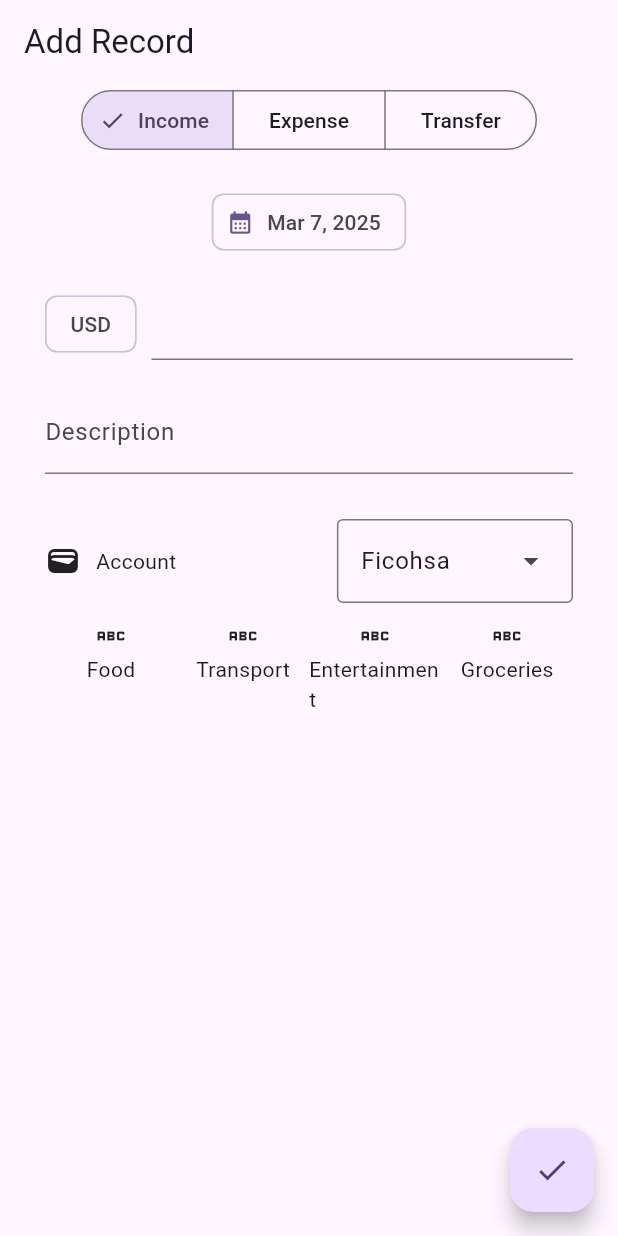
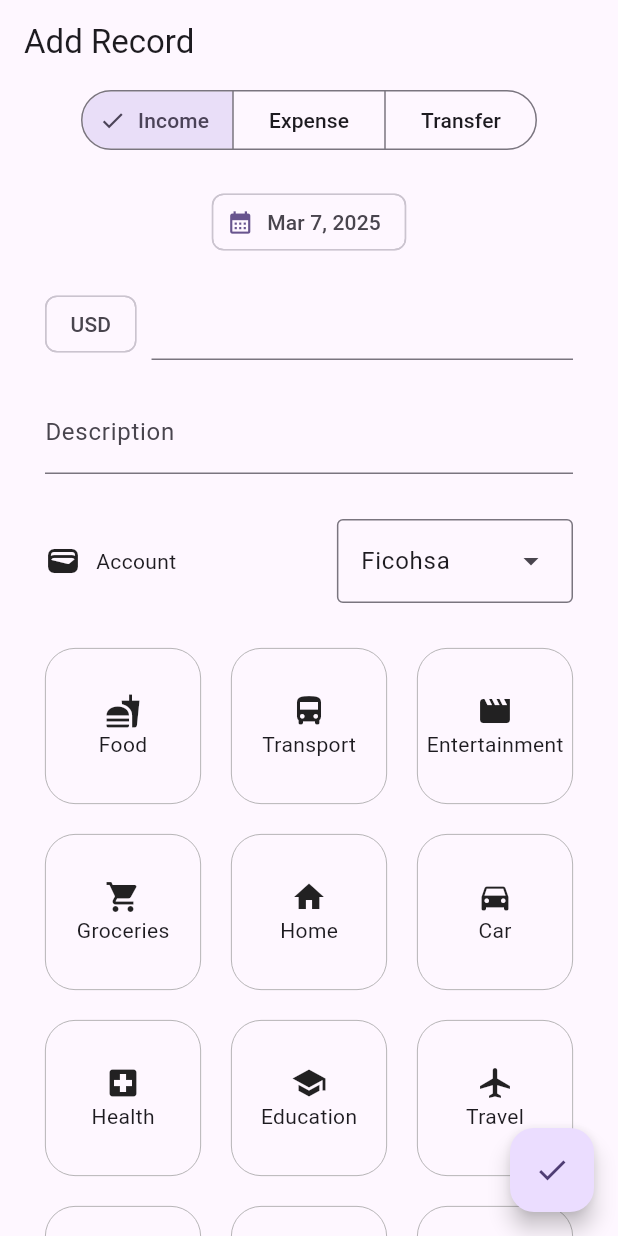
Before and after one commit to Pro-Code-Team/BudgetCap, a Flutter app: the screen it shows after launch, on a phone screen of 412 x 824 dp. Run offline on Flutter 3.47's test engine with Material 3 defaults, Android fonts, the phone set to English and light mode, and no system bars; our stand-ins replace equatable, flutter_bloc, flutter_dotenv, supabase_flutter; accounts and stored records are empty.

Commit message:
feat: add multiple categories with icons and implement IconGrabber widget for category display in transaction screen

```diff
--- a/lib/presentation/blocs/category/category_bloc.dart
+++ b/lib/presentation/blocs/category/category_bloc.dart
@@ -46,4 +46,117 @@ final List<Category> categories = [
     userId: '',
     type: '',
   ),
+  Category(
+    name: 'Home',
+    icon: 'home',
+    id: '',
+    userId: '',
+    type: '',
+  ),
+  Category(
+    name: 'Car',
+    icon: 'directions_car',
+    id: '',
+    userId: '',
+    type: '',
+  ),
+  Category(
+    name: 'Health',
+    icon: 'local_hospital',
+    id: '',
+    userId: '',
+    type: '',
+  ),
+  Category(
+    name: 'Education',
+    icon: 'school',
+    id: '',
+    userId: '',
+    type: '',
+  ),
+  Category(
+    name: 'Travel',
+    icon: 'airplanemode_active',
+    id: '',
+    userId: '',
+    type: '',
+  ),
+  Category(
+    name: 'Utilities',
+    icon: 'lightbulb',
+    id: '',
+    userId: '',
+    type: '',
+  ),
+  Category(
+    name: 'Phone',
+    icon: 'phone',
+    id: '',
+    userId: '',
+    type: '',
+  ),
+  Category(
+    name: 'Internet',
+    icon: 'wifi',
+    id: '',
+    userId: '',
+    type: '',
+  ),
+  // Additional categories
+  Category(
+    name: 'Clothing',
+    icon: 'shopping_bag',
+    id: '',
+    userId: '',
+    type: '',
+  ),
+  Category(
+    name: 'Savings',
+    icon: 'savings',
+    id: '',
+    userId: '',
+    type: '',
+  ),
+  Category(
+    name: 'Gift',
+    icon: 'card_giftcard',
+    id: '',
+    userId: '',
+    type: '',
+  ),
+  Category(
+    name: 'Insurance',
+    icon: 'security',
+    id: '',
+    userId: '',
+    type: '',
+  ),
+  Category(
+    name: 'Pets',
+    icon: 'pets',
+    id: '',
+    userId: '',
+    type: '',
+  ),
+  Category(
+    name: 'Restaurant',
+    icon: 'restaurant',
+    id: '',
+    userId: '',
+    type: '',
+  ),
+  Category(
+    name: 'Fitness',
+    icon: 'fitness_center',
+    id: '',
+    userId: '',
+    type: '',
+  ),
+  Category(
+    name: 'Beauty',
+    icon: 'brush',
+    id: '',
+    userId: '',
+    type: '',
+  ),
 ];
--- a/lib/presentation/screens/transaction_screen.dart
+++ b/lib/presentation/screens/transaction_screen.dart
@@ -2,6 +2,7 @@ import 'package:budgetcap/presentation/blocs/account_bloc/account_bloc.dart';
 import 'package:budgetcap/presentation/blocs/category/category_bloc.dart';
 import 'package:budgetcap/presentation/blocs/date_bloc/date_picker_bloc.dart';
 import 'package:budgetcap/presentation/blocs/record_type_bloc/record_type_bloc.dart';
+import 'package:budgetcap/presentation/widgets/iconGrabber.dart';
 import 'package:flutter/cupertino.dart';
 import 'package:flutter/material.dart';
 import 'package:intl/intl.dart';
@@ -39,7 +40,7 @@ class TransactionScreen extends StatelessWidget {
       child: Scaffold(
         floatingActionButton: FloatingActionButton(
           onPressed: () {},
-          child: Icon(Icons.check),
+          child: const Icon(Icons.check),
         ),
         appBar: AppBar(
           title: const Text("Add Record"),
@@ -133,7 +134,7 @@ class TransactionScreen extends StatelessWidget {
 
                 ///General Section
 
-                TextField(
+                const TextField(
                   decoration: InputDecoration(
                     labelText: 'Description',
                     hintText: 'Enter a description',
@@ -177,27 +178,51 @@ class TransactionScreen extends StatelessWidget {
                   ],
                 ),
                 const SizedBox(
-                  height: 10,
+                  height: 30,
                 ),
                 BlocBuilder<CategoryBloc, CategoryState>(
                   builder: (context, state) {
-                  return Container(
-                    height: 9000,
-                    child: GridView.count(
-                      crossAxisCount: 4,
-                      children: state.categories.map(
-                        (category) {
-                          return Column(
+                    return GridView.builder(
+                      shrinkWrap: true,
+                      physics: const NeverScrollableScrollPhysics(),
+                      gridDelegate:
+                          const SliverGridDelegateWithFixedCrossAxisCount(
+                        crossAxisCount: 3, // Number of columns
+                        crossAxisSpacing:
+                            20.0, // Horizontal spacing between items
+                        mainAxisSpacing: 20.0, // Vertical spacing between items
+                      ),
+                      itemCount: state.categories.length,
+                      itemBuilder: (context, index) {
+                        final category = state.categories[index];
+                        final iconName = category.icon;
+                        return InkWell(
+                          onTap: () {},
+                          borderRadius: BorderRadius.circular(20),
+                          splashColor: const Color.fromARGB(255, 156, 143, 193),
+                          child: Container(
+                            decoration: BoxDecoration(
+                              borderRadius: BorderRadius.circular(20),
+                              border: Border.all(
+                                color: Colors.grey,
+                                width: 0.5,
+                              ),
+                            ),
+                            child: Column(
+                              crossAxisAlignment: CrossAxisAlignment.center,
+                              mainAxisAlignment: MainAxisAlignment.center,
+                              mainAxisSize: MainAxisSize.min,
                               children: [
-                              Icon(Icons.abc),
+                                IconGrabber(iconName: iconName),
                                 Text(category.name),
                               ],
+                            ),
+                          ),
                         );
                       },
-                      ).toList(),
-                    ),
                     );
-                })
+                  },
+                )
               ],
             ),
           ),
--- /dev/null
+++ b/lib/presentation/widgets/iconGrabber.dart
@@ -0,0 +1,47 @@
+import 'package:flutter/material.dart';
+import 'package:flutter/widgets.dart';
+
+class IconGrabber extends StatelessWidget {
+  final String iconName;
+
+  const IconGrabber({super.key, required this.iconName});
+
+  @override
+  Widget build(BuildContext context) {
+    return Icon(_getIconData(iconName));
+  }
+
+  IconData _getIconData(String iconName) {
+    final iconData = _iconMap[iconName];
+    return iconData ?? Icons.help; // Default icon if no match is found
+  }
+
+  static final Map<String, IconData> _iconMap = {
+    'fastfood': Icons.fastfood,
+    'directions_bus': Icons.directions_bus,
+    'movie': Icons.movie,
+    'shopping_cart': Icons.shopping_cart,
+    'home': Icons.home,
+    'directions_car': Icons.directions_car,
+    'local_hospital': Icons.local_hospital,
+    'school': Icons.school,
+    'airplanemode_active': Icons.airplanemode_active,
+    'lightbulb': Icons.lightbulb,
+    'phone': Icons.phone,
+    'wifi': Icons.wifi,
+    'shopping_bag': Icons.shopping_bag,
+    'videogame_asset': Icons.videogame_asset,
+    'savings': Icons.savings,
+    'card_giftcard': Icons.card_giftcard,
+    'security': Icons.security,
+    'pets': Icons.pets,
+    'restaurant': Icons.restaurant,
+    'fitness_center': Icons.fitness_center,
+    'brush': Icons.brush,
+    'volunteer_activism': Icons.volunteer_activism,
+    'trending_up': Icons.trending_up,
+    'receipt_long': Icons.receipt_long,
+    'subscriptions': Icons.subscriptions,
+    // Add more icons as needed
+  };
+}
```
Lines whose indentation alone changed are shown as unchanged.
